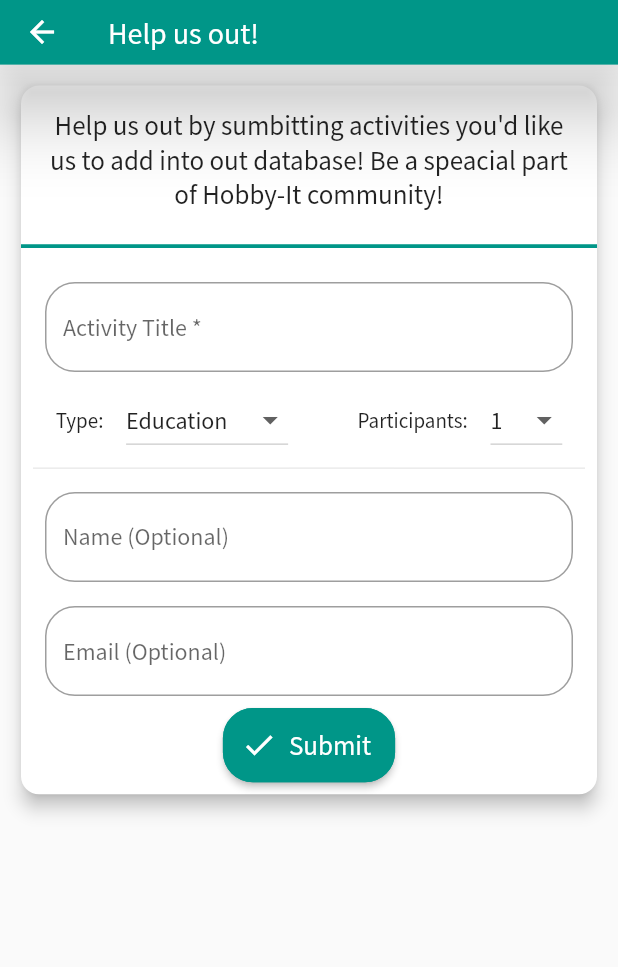
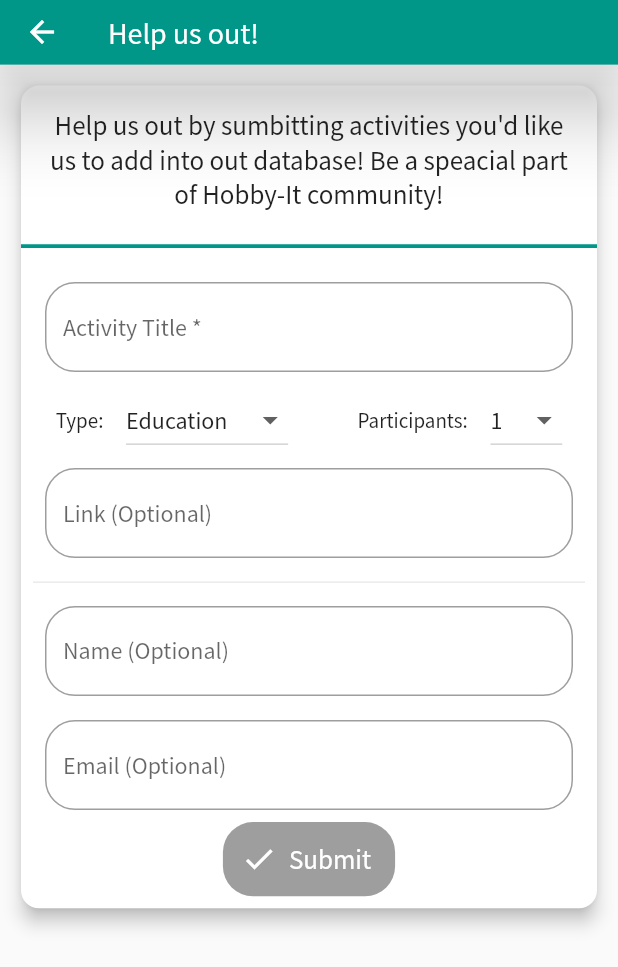
Before and after one commit to prabhaskumra/I-am-bored, a Flutter app: the SubmissionScreen screen opened by its route, on a phone screen of 412 x 824 dp. Shown: the top 967 px of the screen. Run offline on Flutter 3.47's test engine with Material 2 defaults, Android fonts, the phone set to English and light mode, and no system bars; our stand-ins replace bottom_navy_bar, flutter_linkify, share, sqflite; missing offline and left inert: add_2_calendar; accounts and stored records are empty.

Commit message:
submissions post request to the database.

```diff
--- a/i_am_bored/lib/models/bored_https_call.dart
+++ b/i_am_bored/lib/models/bored_https_call.dart
@@ -1,4 +1,3 @@
-import 'package:flutter/material.dart';
 import 'package:http/http.dart' as http;
 import 'dart:convert';
 
--- /dev/null
+++ b/i_am_bored/lib/models/submissions_https.dart
@@ -0,0 +1,49 @@
+import 'package:http/http.dart' as http;
+import 'dart:convert';
+import 'package:flutter/foundation.dart';
+
+class SubmissionsHttp {
+  Future<void> submitActivity(SubmissionsData submissionsData) async {
+    String url = 'https://hobby-it.firebaseio.com/activities-submissions.json?';
+
+    final response = await http.post(url,
+        body: json.encode({
+          "activity": submissionsData.activity,
+          "type": submissionsData.type,
+          "participants": submissionsData.participants,
+          "link": submissionsData.link,
+          "name": submissionsData.name,
+          "email": submissionsData.email,
+        }));
+  }
+}
+
+class SubmissionsData {
+  int columnId;
+  final String activity;
+  final String type;
+  final String participants;
+  final double price;
+  final String link;
+  final String key;
+  final double accessibility;
+  final String name;
+  final String email;
+  DateTime savedTime;
+  String notes;
+
+  SubmissionsData({
+    this.columnId,
+    @required this.activity,
+    @required this.type,
+    @required this.participants,
+    this.name,
+    this.email,
+    this.price,
+    this.link,
+    this.key,
+    this.accessibility,
+    this.savedTime,
+    this.notes,
+  });
+}
--- a/i_am_bored/lib/screens/list_detail_screen.dart
+++ b/i_am_bored/lib/screens/list_detail_screen.dart
@@ -423,7 +423,7 @@
                         // Provider.of<SavedList>(context).getDatabaseList();
                         Navigator.of(context).pop();
                         // Provider.of<SavedList>(context).getDatabaseList();
-                        // print(widget.receivedList[DatabaseHelper.participants]);
+                        // print(_myTextController.text);
                       },
                       shape: roundRectangularBorder,
                       color: Theme.of(context).bottomAppBarColor,
--- a/i_am_bored/lib/screens/submissions_screen.dart
+++ b/i_am_bored/lib/screens/submissions_screen.dart
@@ -2,6 +2,7 @@
 import 'dart:io';
 
 import 'package:flutter/services.dart';
+import '../models/submissions_https.dart';
 
 class SubmissionScreen extends StatefulWidget {
   @override
@@ -13,7 +14,21 @@
   var val = 'Education';
   var participantsVal = "1";
 
+  var _activityTitleController = TextEditingController();
+  var _linkController = TextEditingController();
+  var _nameController = TextEditingController();
+  var _emailController = TextEditingController();
+
   // SystemChannels
+
+  void resetForm() {
+    _activityTitleController.text = '';
+    _linkController.text = '';
+    _nameController.text = '';
+    _emailController.text = '';
+    val = "Education";
+    participantsVal = '1';
+  }
 
   static Future<void> vibrate() async {
     await SystemChannels.platform.invokeMethod<void>(
@@ -64,7 +79,7 @@
                         child: TextFormField(
                           // initialValue: widget.receivedList[DatabaseHelper.notes],
                           // initialValue: _myTextController.text,
-                          // controller: _myTextController,
+                          controller: _activityTitleController,
                           decoration: new InputDecoration(
                             labelText: 'Activity Title *',
                             hintText: 'Example: Learn to code in C++',
@@ -141,6 +156,29 @@
                           ),
                         ],
                       ),
+                      Padding(
+                        padding: const EdgeInsets.all(8.0),
+                        child: TextFormField(
+                          // initialValue: widget.receivedList[DatabaseHelper.notes],
+                          // initialValue: _myTextController.text,
+                          controller: _linkController,
+
+                          decoration: new InputDecoration(
+                            labelText: 'Link (Optional)',
+                            alignLabelWithHint: true,
+                            // hintMaxLines: 2,
+                            hintText: "Example: https://www.cplusplus.com",
+                            hintStyle: TextStyle(fontStyle: FontStyle.italic),
+                            fillColor: Colors.white,
+                            border: new OutlineInputBorder(
+                              borderRadius: new BorderRadius.circular(20.0),
+                              borderSide: new BorderSide(),
+                            ),
+                          ),
+                          keyboardType: TextInputType.url,
+                          // style:,
+                        ),
+                      ),
                       Divider(),
                       // Spacer(),
                       Padding(
@@ -148,7 +186,7 @@
                         child: TextFormField(
                           // initialValue: widget.receivedList[DatabaseHelper.notes],
                           // initialValue: _myTextController.text,
-                          // controller: _myTextController,
+                          controller: _nameController,
 
                           decoration: new InputDecoration(
                             labelText: 'Name (Optional)',
@@ -168,7 +206,7 @@
                         child: TextFormField(
                           // initialValue: widget.receivedList[DatabaseHelper.notes],
                           // initialValue: _myTextController.text,
-                          // controller: _myTextController,
+                          controller: _emailController,
 
                           decoration: new InputDecoration(
                             labelText: 'Email (Optional)',
@@ -194,10 +232,14 @@
                         child: RaisedButton.icon(
                           // shadowColor: Theme.of(context).primaryColorDark,
                           // elevation: 20,
+                          // disabledColor: _activityTitleController.text == '' ? true : false,
+
                           shape: RoundedRectangleBorder(
                             borderRadius: BorderRadius.circular(20.0),
-                            side: BorderSide(
-                                color: Theme.of(context).primaryColor),
+                            // side: BorderSide(
+                            //   color: Theme.of(context).primaryColor,
+                            //   // color:
+                            // ),
                           ),
 
                           label: Text(
@@ -208,10 +250,31 @@
                             Icons.done,
                             color: Colors.white,
                           ),
-                          onPressed: () {
-                            vibrate();
-                          },
+                          onPressed: _activityTitleController.text == ''
+                              ? null
+                              : () {
+                                  vibrate();
+
+                                  print(_activityTitleController.text);
+                                  SubmissionsData activityCreated =
+                                      new SubmissionsData(
+                                    activity: _activityTitleController.text,
+                                    type: val,
+                                    participants: participantsVal,
+                                    link: _linkController.text,
+                                    name: _nameController.text,
+                                    email: _emailController.text,
+                                  );
+                                  // print(activityCreated);
+                                  SubmissionsHttp()
+                                      .submitActivity(activityCreated);
+
+                                  resetForm();
+                                },
                           color: Theme.of(context).primaryColor,
+                          // color: _activityTitleController.text == ''
+                          //     ? Theme.of(context).disabledColor
+                          //     : Theme.of(context).primaryColor,
                         ),
                       ),
                     ],
```
